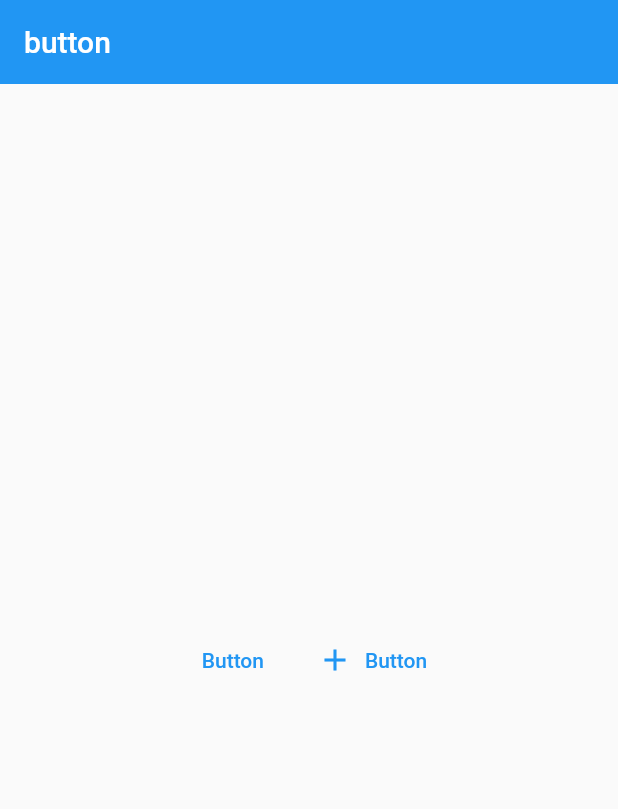
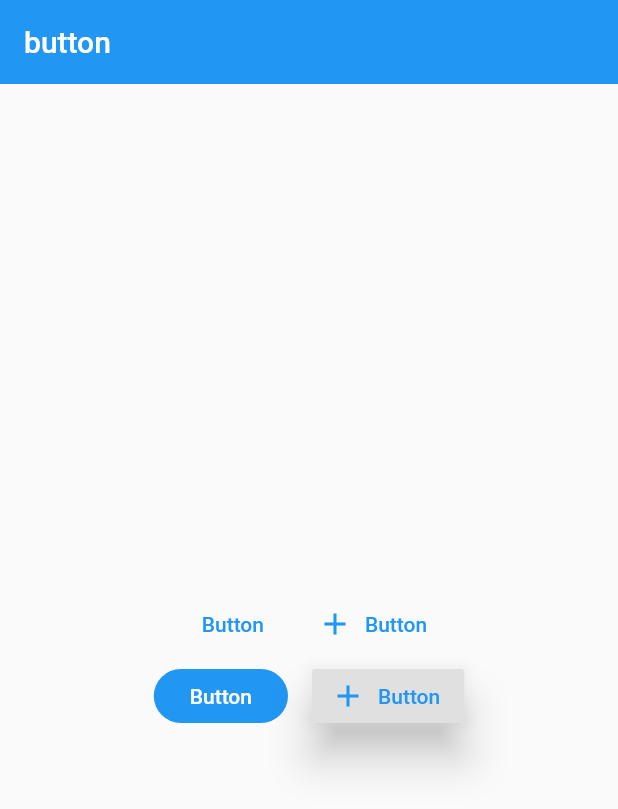
Before and after one commit to YuDongZhang/flutter_app_learn, a Flutter app: the ButtonDemo screen opened directly, on a phone screen of 412 x 824 dp. Shown: the top 809 px of the screen. Run offline on Flutter 3.47's test engine with Material 2 defaults, Android fonts, the phone set to English and light mode, and no system bars.

Commit message:
RaisedButton：按钮 背景色和阴影效果

```diff
--- a/lib/20-宁浩教程练习/demo/material_components.dart
+++ b/lib/20-宁浩教程练习/demo/material_components.dart
@@ -25,13 +25,14 @@ class ButtonDemo extends StatelessWidget {
   @override
   Widget build(BuildContext context) {
 
+    //带文字的按钮
     final Widget flatButtonDemo = Row(
       mainAxisAlignment: MainAxisAlignment.center,
       children: <Widget>[
         FlatButton(
           child: Text('Button'),
-          onPressed: () {},
-          splashColor: Colors.grey,
+          onPressed: () {},//如果为null 就是禁用
+          splashColor: Colors.grey,//溅墨效果
           textColor: Theme.of(context).accentColor,
         ),
         FlatButton.icon(
@@ -44,6 +45,44 @@ class ButtonDemo extends StatelessWidget {
       ],
     );
 
+    //背景颜色和阴影效果
+    final Widget raisedButtonDemo = Row(
+      mainAxisAlignment: MainAxisAlignment.center,
+      children: <Widget>[
+        Theme(
+          data: Theme.of(context).copyWith(
+            buttonColor: Theme.of(context).accentColor,
+            buttonTheme: ButtonThemeData(
+              textTheme: ButtonTextTheme.primary,
+              // shape: BeveledRectangleBorder(
+              //   borderRadius: BorderRadius.circular(5.0),
+              // ),
+              shape: StadiumBorder(),
+            ),
+          ),
+          child: RaisedButton(
+            child: Text('Button'),
+            onPressed: () {},
+            splashColor: Colors.grey,
+            elevation: 0.0,
+            // color: Theme.of(context).accentColor,
+            // textColor: Colors.white,
+            // textTheme: ButtonTextTheme.primary,
+          ),
+        ),
+        SizedBox(width: 16.0,),
+        RaisedButton.icon(
+          icon: Icon(Icons.add),
+          label: Text('Button'),
+          onPressed: () {},
+          splashColor: Colors.grey,
+          elevation: 12.0,
+          textColor: Theme.of(context).accentColor,
+        ),
+      ],
+    );
+
+
     return Scaffold(
       appBar: AppBar(
         title: Text('button'),
@@ -55,6 +94,7 @@ class ButtonDemo extends StatelessWidget {
           mainAxisAlignment: MainAxisAlignment.center,
           children: [
             flatButtonDemo,
+            raisedButtonDemo,
           ],
         ),
       ),
```
